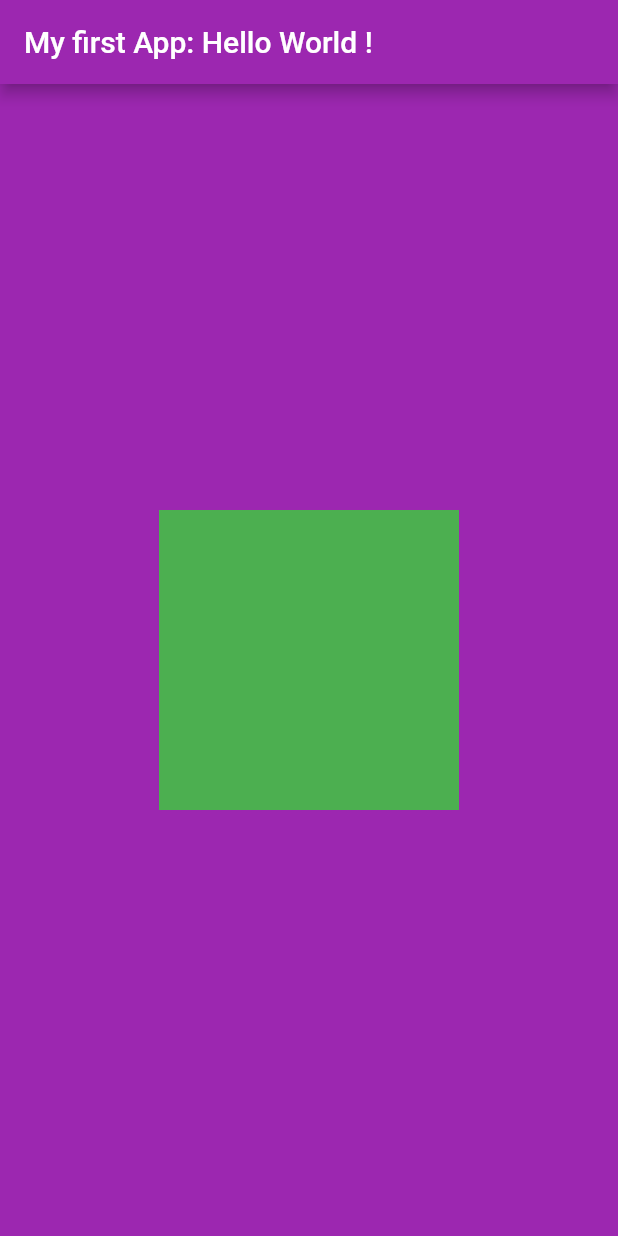
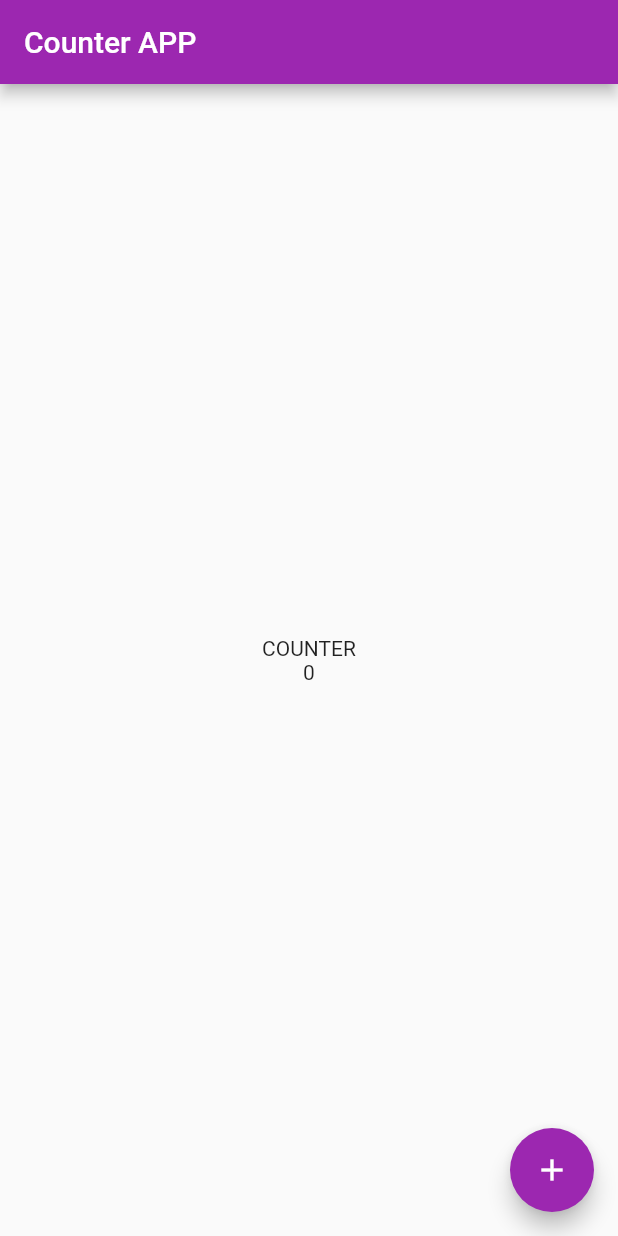
Before and after one commit to wendelsantosd/counter-app-flutter, a Flutter app: the screen it shows after launch, on a phone screen of 412 x 824 dp. Run offline on Flutter 3.47's test engine with Material 2 defaults, Android fonts, the phone set to English and light mode, and no system bars.

Commit message:
app done

```diff
--- a/lib/main.dart
+++ b/lib/main.dart
@@ -3,18 +3,41 @@ import 'package:flutter/material.dart';
 void main() {
   runApp(MaterialApp(
     theme: ThemeData(primarySwatch: Colors.purple),
-    home: Scaffold(
-      appBar: AppBar(title: Text("My first App: Hello World !")),
-      body: Container(
-        color: Colors.purple,
-        child: Center(
-          child: Container(
-            height: 200,
-            width: 200,
-            color: Colors.green,
-          ),
+    home: HomePage(),
+  ));
+}
+
+class HomePage extends StatefulWidget {
+  @override
+  _HomePageState createState() => _HomePageState();
+}
+
+class _HomePageState extends State<HomePage> {
+  var count = 0;
+
+  void increment() {
+    count++;
+    setState(() {});
+  }
+
+  @override
+  Widget build(BuildContext context) {
+    return Scaffold(
+      appBar: AppBar(
+        title: Text("Counter APP"),
+      ),
+      body: Center(
+        child: Text(
+          "COUNTER\n$count",
+          textAlign: TextAlign.center,
         ),
       ),
-    ),
-  ));
+      floatingActionButton: FloatingActionButton(
+        child: Icon(Icons.add),
+        onPressed: () {
+          increment();
+        },
+      ),
+    );
+  }
 }
```
Also changed, not shown: 2 other files.
